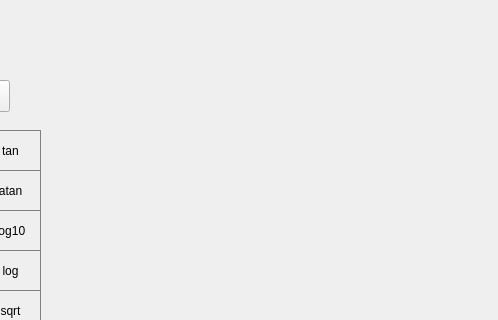
Old version of the form src/smartclac/mainwindow.ui in the repository iznulla/SmartClac; both pictures show x 280 to 778 and y 0 to 320 of the 778 by 478 pixel window.
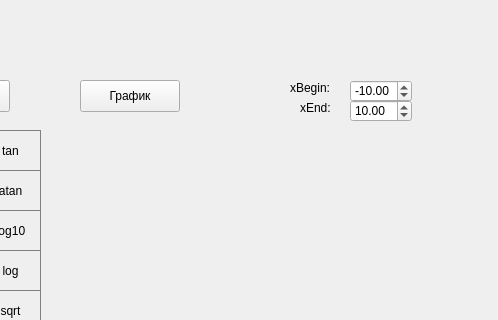
New version of the form. Custom widgets are drawn as their Qt base class.

Patch:
```diff
--- a/src/smartclac/mainwindow.ui
+++ b/src/smartclac/mainwindow.ui
@@ -1161,6 +1161,86 @@
      </rect>
     </property>
    </widget>
+   <widget class="QPushButton" name="pushButton_graphic">
+    <property name="geometry">
+     <rect>
+      <x>360</x>
+      <y>80</y>
+      <width>100</width>
+      <height>32</height>
+     </rect>
+    </property>
+    <property name="text">
+     <string>График</string>
+    </property>
+   </widget>
+   <widget class="QDoubleSpinBox" name="doubleSpinBox_xEnd">
+    <property name="geometry">
+     <rect>
+      <x>630</x>
+      <y>100</y>
+      <width>62</width>
+      <height>22</height>
+     </rect>
+    </property>
+    <property name="decimals">
+     <number>2</number>
+    </property>
+    <property name="minimum">
+     <double>-10000.000000000000000</double>
+    </property>
+    <property name="maximum">
+     <double>10000.000000000000000</double>
+    </property>
+    <property name="value">
+     <double>10.000000000000000</double>
+    </property>
+   </widget>
+   <widget class="QDoubleSpinBox" name="doubleSpinBox_xBegin">
+    <property name="geometry">
+     <rect>
+      <x>630</x>
+      <y>80</y>
+      <width>62</width>
+      <height>22</height>
+     </rect>
+    </property>
+    <property name="minimum">
+     <double>-10000.000000000000000</double>
+    </property>
+    <property name="maximum">
+     <double>10000.000000000000000</double>
+    </property>
+    <property name="value">
+     <double>-10.000000000000000</double>
+    </property>
+   </widget>
+   <widget class="QLabel" name="label">
+    <property name="geometry">
+     <rect>
+      <x>570</x>
+      <y>80</y>
+      <width>58</width>
+      <height>16</height>
+     </rect>
+    </property>
+    <property name="text">
+     <string>xBegin:</string>
+    </property>
+   </widget>
+   <widget class="QLabel" name="label_2">
+    <property name="geometry">
+     <rect>
+      <x>580</x>
+      <y>100</y>
+      <width>41</width>
+      <height>16</height>
+     </rect>
+    </property>
+    <property name="text">
+     <string>xEnd:</string>
+    </property>
+   </widget>
   </widget>
  </widget>
  <customwidgets>
```
Left out of the diff: 3 changed lines with no effect on the pictures.
